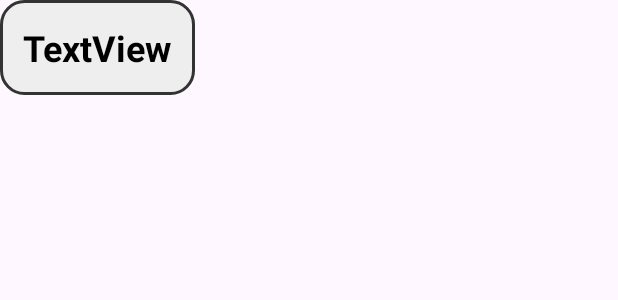
After one commit to darineabdelmotalib/cmpt362_GroupProject, an Android app: the layout graph_node.xml on its own in the app's theme, with its tools: preview values and no code run, on a phone screen of 412 x 824 dp. The commit adds this screen. Shown: the top 300 px of the screen. Run offline under Robolectric (Android 15) with nearby library versions, the phone set to English and light mode, and no system bars.

Commit message:
add course tree

```diff
--- a/app/build.gradle.kts
+++ b/app/build.gradle.kts
@@ -48,7 +48,11 @@ dependencies {
     implementation(libs.androidx.lifecycle.viewmodel.ktx)
     implementation(libs.androidx.navigation.fragment.ktx)
     implementation(libs.androidx.navigation.ui.ktx)
+    implementation(libs.androidx.legacy.support.v4)
+    implementation(libs.androidx.fragment.ktx)
     testImplementation(libs.junit)
     androidTestImplementation(libs.androidx.junit)
     androidTestImplementation(libs.androidx.espresso.core)
+    implementation("com.otaliastudios:zoomlayout:1.9.0")
+    implementation("dev.bandb.graphview:graphview:0.8.1")
 }
--- a/app/src/main/java/darine_abdelmotalib/example/groupproject/MainActivity.kt
+++ b/app/src/main/java/darine_abdelmotalib/example/groupproject/MainActivity.kt
@@ -42,7 +42,8 @@ class MainActivity : AppCompatActivity() {
             setOf(
                 R.id.profileFragment,
                 R.id.semesterPlanListFragment,
-                R.id.chooseProgramFragment
+                R.id.chooseProgramFragment,
+                R.id.courseTreeFragment
             ),
             drawerLayout
         )
--- /dev/null
+++ b/app/src/main/res/drawable/baseline_account_tree_24.xml
@@ -0,0 +1,5 @@
+<vector xmlns:android="http://schemas.android.com/apk/res/android" android:height="24dp" android:tint="#000000" android:viewportHeight="24" android:viewportWidth="24" android:width="24dp">
+
+    <path android:fillColor="@android:color/white" android:pathData="M22,11V3h-7v3H9V3H2v8h7V8h2v10h4v3h7v-8h-7v3h-2V8h2v3z"/>
+
+</vector>
--- /dev/null
+++ b/app/src/main/res/drawable/node_background.xml
@@ -0,0 +1,9 @@
+<?xml version="1.0" encoding="utf-8"?>
+<shape xmlns:android="http://schemas.android.com/apk/res/android"
+    android:shape="rectangle">
+    <solid android:color="@color/light_grey" />
+    <corners android:radius="15dp" />
+    <stroke
+        android:width="2dp"
+        android:color="#333333" />
+</shape>
--- /dev/null
+++ b/app/src/main/res/layout/graph_node.xml
@@ -0,0 +1,17 @@
+<?xml version="1.0" encoding="utf-8"?>
+<LinearLayout xmlns:android="http://schemas.android.com/apk/res/android"
+    android:layout_width="match_parent"
+    android:layout_height="match_parent"
+    android:orientation="vertical">
+
+    <TextView
+        android:id="@+id/courseNode"
+        android:layout_width="wrap_content"
+        android:layout_height="wrap_content"
+        android:background="@drawable/node_background"
+        android:padding="15dp"
+        android:text="TextView"
+        android:textColor="@color/black"
+        android:textSize="24sp"
+        android:textStyle="bold" />
+</LinearLayout>
--- a/app/src/main/res/menu/activity_main_drawer.xml
+++ b/app/src/main/res/menu/activity_main_drawer.xml
@@ -21,5 +21,11 @@
             android:title="Program Requirements"
             android:icon="@drawable/ic_menu_slideshow" />
 
+        <!--course tree -->
+        <item
+            android:id="@+id/courseTreeFragment"
+            android:title="Course Tree"
+            android:icon="@drawable/baseline_account_tree_24" />
+
     </group>
 </menu>
--- a/gradle/libs.versions.toml
+++ b/gradle/libs.versions.toml
@@ -14,6 +14,8 @@ navigationFragmentKtx = "2.9.5"
 navigationUiKtx = "2.9.5"
 recyclerview = "1.4.0"
 cardview = "1.0.0"
+legacySupportV4 = "1.0.0"
+fragmentKtx = "1.8.9"
 
 [libraries]
 androidx-core-ktx = { group = "androidx.core", name = "core-ktx", version.ref = "coreKtx" }
@@ -29,6 +31,8 @@ androidx-navigation-fragment-ktx = { group = "androidx.navigation", name = "navi
 androidx-navigation-ui-ktx = { group = "androidx.navigation", name = "navigation-ui-ktx", version.ref = "navigationUiKtx" }
 androidx-recyclerview = { group = "androidx.recyclerview", name = "recyclerview", version.ref = "recyclerview" }
 androidx-cardview = { group = "androidx.cardview", name = "cardview", version.ref = "cardview" }
+androidx-legacy-support-v4 = { group = "androidx.legacy", name = "legacy-support-v4", version.ref = "legacySupportV4" }
+androidx-fragment-ktx = { group = "androidx.fragment", name = "fragment-ktx", version.ref = "fragmentKtx" }
 
 [plugins]
 android-application = { id = "com.android.application", version.ref = "agp" }
```
Also changed, not shown: app/src/main/java/darine_abdelmotalib/example/groupproject/ui/tree/CourseTreeFragment.kt (added, +197 -0 lines), app/src/main/java/darine_abdelmotalib/example/groupproject/ui/tree/CourseTreeViewModel.kt (added, +9 -0 lines), app/src/main/res/layout/fragment_course_tree.xml (added, +34 -0 lines), app/src/main/res/navigation/mobile_navigation.xml (+8 -0 lines).
